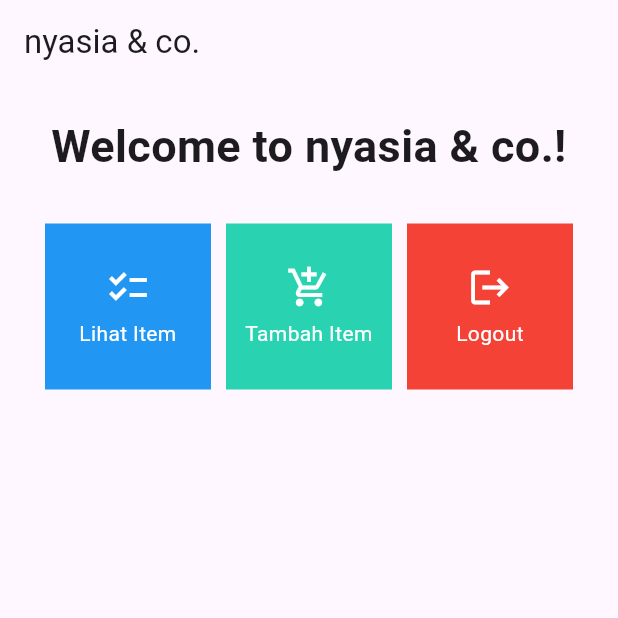
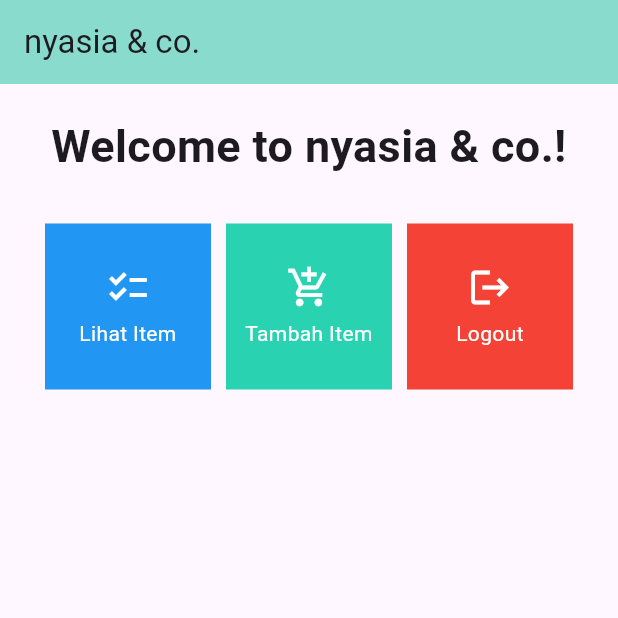
Before and after one commit to nyasiaay/nyasia_and_co_mobile, a Flutter app: the screen it shows after launch, on a phone screen of 412 x 824 dp, the top half of it. Run offline on Flutter 3.47's test engine with Material 2 defaults, Android fonts, the phone set to English and light mode, and no system bars.

Commit message:
Edit colors & add README.md

```diff
--- a/lib/menu.dart
+++ b/lib/menu.dart
@@ -79,10 +79,10 @@ class MyHomePage extends StatelessWidget {
     // than having to individually change instances of widgets.
     return Scaffold(
       appBar: AppBar(
-        title: const Text(
-          'nyasia & co.',
-        ),
-      ),
+          title: const Text(
+            'nyasia & co.',
+          ),
+          backgroundColor: const Color.fromARGB(1000, 125, 216, 201)),
       body: SingleChildScrollView(
         // Widget wrapper yang dapat discroll
         child: Padding(
@@ -120,7 +120,7 @@ class MyHomePage extends StatelessWidget {
                   if (index == 0) {
                     backgroundColor = Colors.blue; // Warna "Lihat Item"
                   } else if (index == 1) {
-                    backgroundColor = Color.fromARGB(
+                    backgroundColor = const Color.fromARGB(
                         1000, 20, 207, 170); // Warna "Tambah Item"
                   } else if (index == 2) {
                     backgroundColor = Colors.red; // Warna "Logout"
```
Also changed, not shown: 1 other file.
